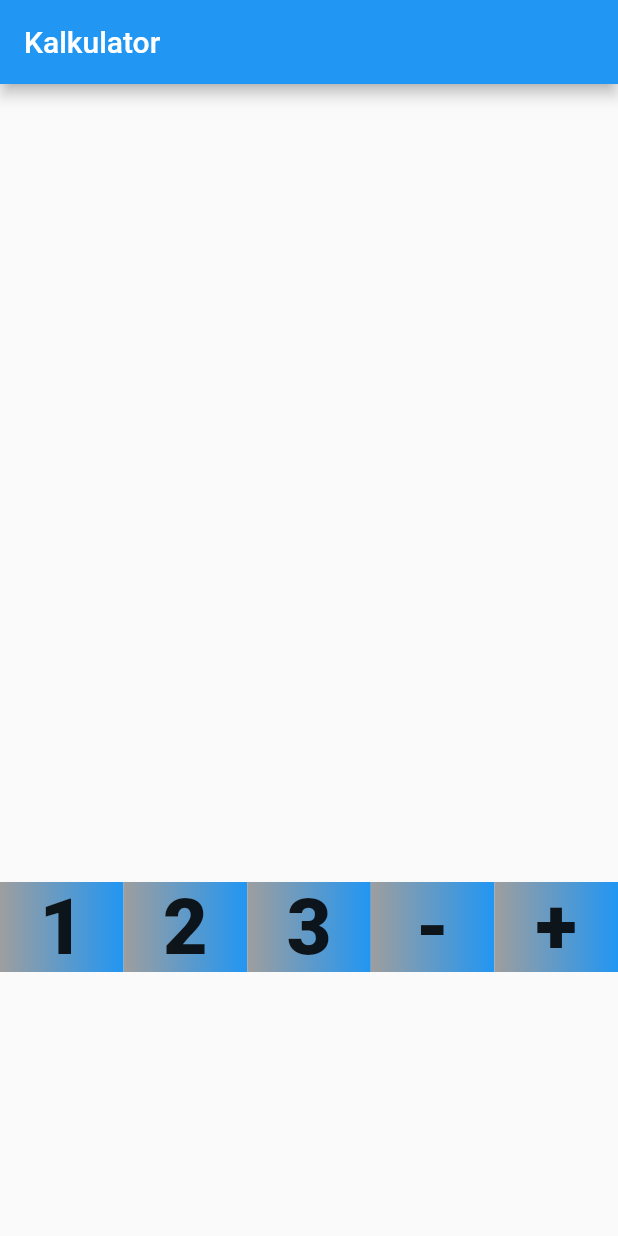
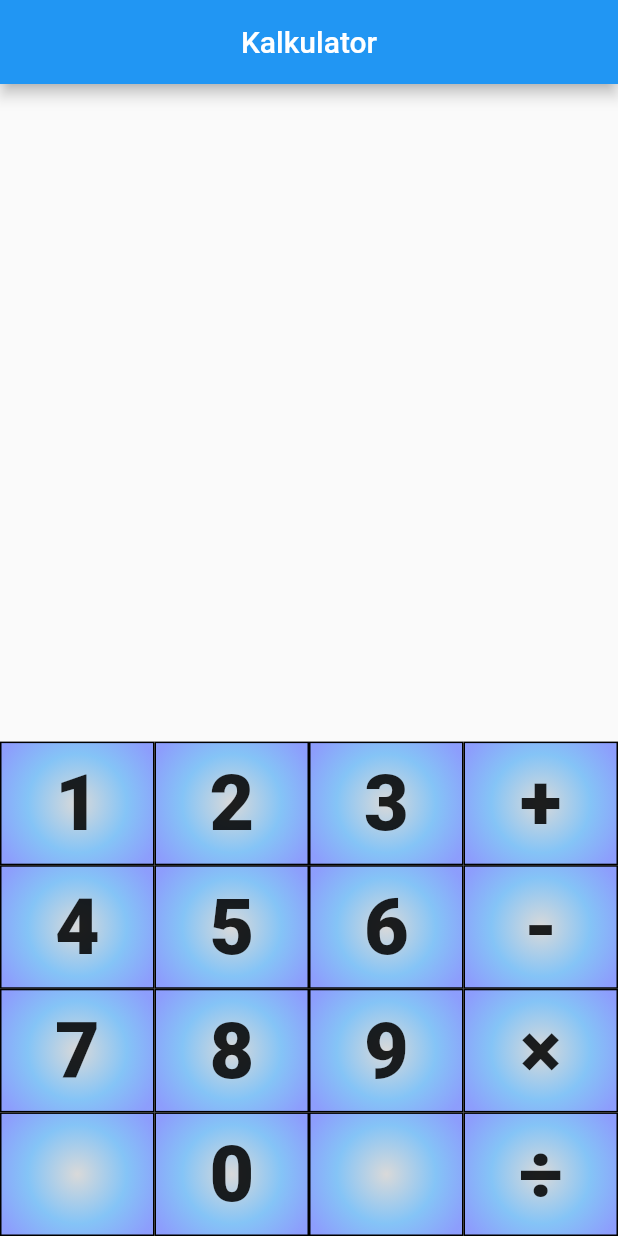
Before and after one commit to GrzesS0/Calculator, a Flutter app: the screen it shows after launch, on a phone screen of 412 x 824 dp. Run offline on Flutter 3.47's test engine with Material 2 defaults, Android fonts, the phone set to English and light mode, and no system bars.

Commit message:
beta version 1.0.0

```diff
--- a/lib/main.dart
+++ b/lib/main.dart
@@ -1,8 +1,13 @@
 import 'package:flutter/material.dart';
+import 'package:provider/provider.dart';
 
-void main() {
-  runApp(const MyApp());
-}
+void main() => runApp(
+    ChangeNotifierProvider.value(
+      value: Tekst(),
+      child: MyApp(),
+    )
+);
+
 
 class MyApp extends StatelessWidget {
   const MyApp({Key? key}) : super(key: key);
@@ -20,6 +25,28 @@ class MyApp extends StatelessWidget {
   }
 }
 
+class MyRow extends StatefulWidget {
+  const MyRow({Key? key, required this.Lista}) : super(key: key);
+  final List<String> Lista;
+
+  @override
+  State<MyRow> createState() => _MyRowState();
+}
+
+class _MyRowState extends State<MyRow> {
+  @override
+  Widget build(BuildContext context) {
+    return Row(
+      children: [
+        MyButton(znak: widget.Lista[0]),
+        MyButton(znak: widget.Lista[1]),
+        MyButton(znak: widget.Lista[2]),
+        MyButton(znak: widget.Lista[3])
+      ],
+    );
+  }
+}
+
 class MyButton extends StatefulWidget {
   const MyButton({Key? key, required this.znak}) : super(key: key);
   final String znak;
@@ -32,24 +59,36 @@ class _MyButtonState extends State<MyButton> {
   @override
   Widget build(BuildContext context) {
     return InkWell(
-      splashColor: Colors.red,
+      splashColor: Colors.red.shade900,
       child: Container(
-          width: MediaQuery.of(context).size.width / 5,
-          decoration: BoxDecoration(
-            gradient: LinearGradient(colors: [Colors.grey, Colors.blue]),
-          ),
+        width: MediaQuery.of(context).size.width / 4,
+        height: MediaQuery.of(context).size.width / 5,
+        decoration: BoxDecoration(
+            color: Colors.white54,
+            gradient: RadialGradient(stops: [0,0.5,0.9],radius: 0.8,colors: [Colors.grey.shade400, Colors.blue,Colors.indigoAccent.shade700]),
+            border: Border.all(width: 1, color: Colors.black)),
+        child: Center(
           child: Text(
             widget.znak,
             textAlign: TextAlign.center,
             style: TextStyle(
                 fontSize: MediaQuery.of(context).size.width / 8,
                 fontWeight: FontWeight.w800),
-          )),
+          ),
+        ),
+      ),
       onTap: () {},
     );
   }
 }
-
+class Tekst extends ChangeNotifier{
+  String _tekst="";
+  String get tekst => _tekst;
+  set tekst(String value) {
+    _tekst = value;
+    notifyListeners();
+  }
+}
 class MyHomePage extends StatefulWidget {
   const MyHomePage({Key? key, required this.title}) : super(key: key);
 
@@ -59,32 +98,35 @@ class MyHomePage extends StatefulWidget {
   State<MyHomePage> createState() => _MyHomePageState();
 }
 
-class _MyHomePageState extends State<MyHomePage> {
-  String tekst = "";
+class _MyHomePageState extends State<MyHomePage> {var state;
+@override
+void initState() {
+  state= Provider.of<Tekst>(context, listen: true);
+  super.initState();
+}
+
+String tekst = "";
 
   @override
-  Widget build(BuildContext context) {
+  Widget build(BuildContext context) {try{tekst=state.tekst;}catch(_){}
     return Scaffold(
       appBar: AppBar(
-        title: Text(widget.title),
+        title: Center(
+          child: Text(
+            widget.title,
+            textAlign: TextAlign.center,
+          ),
+        ),
       ),
       body: Center(
         child: Column(
           mainAxisAlignment: MainAxisAlignment.center,
           children: <Widget>[
             Expanded(child: Text(tekst)),
-            SizedBox(
-                height: MediaQuery.of(context).size.width,
-                width: MediaQuery.of(context).size.width,
-                child: Row(
-                  children: [
-                    MyButton(znak: "1"),
-                    MyButton(znak: "2"),
-                    MyButton(znak: "3"),
-                    MyButton(znak: "-"),
-                    MyButton(znak: "+"),
-                  ],
-                ))
+            MyRow(Lista: ["1", "2", "3", "+"]),
+            MyRow(Lista: ["4", "5", "6", "-"]),
+            MyRow(Lista: ["7", "8", "9", "×"]),
+            MyRow(Lista: [" ", "0", " ", "÷"]),
           ],
         ),
       ), // This trailing comma makes auto-formatting nicer for build methods.
--- a/pubspec.yaml
+++ b/pubspec.yaml
@@ -34,6 +34,7 @@ dependencies:
   # The following adds the Cupertino Icons font to your application.
   # Use with the CupertinoIcons class for iOS style icons.
   cupertino_icons: ^1.0.2
+  provider: ^6.0.1
 
 dev_dependencies:
   flutter_test:
```
Also changed, not shown: pubspec.lock.
